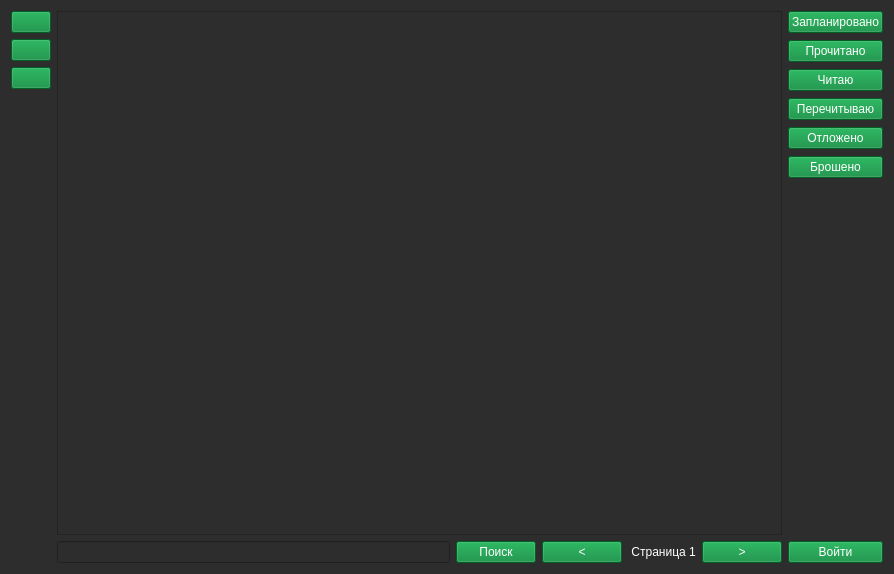
The window that form/shikimoriUI.ui (brandonzorn/Nlight) describes before a commit, drawn with Qt 5.
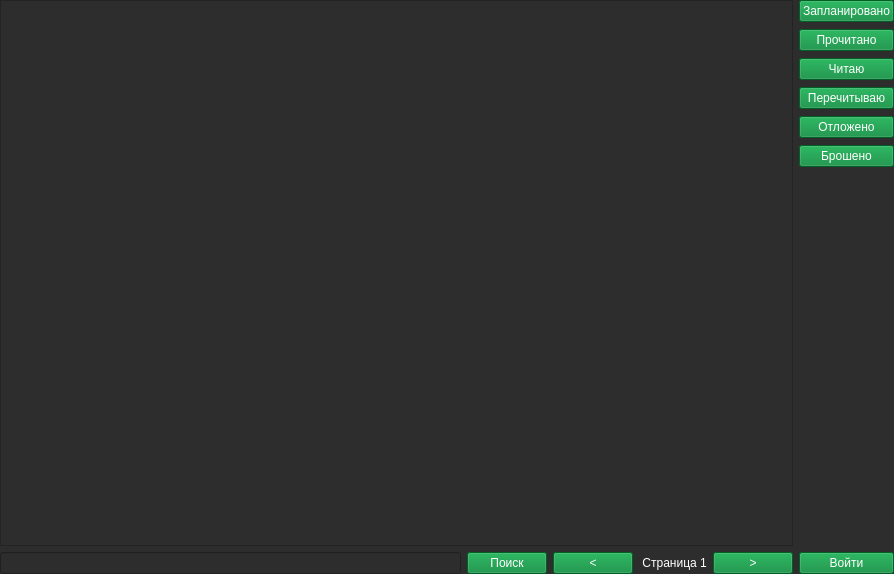
The same window after the commit. Icons and pictures are not drawn.

Commit message: updated main window

The edit to the form file:
```diff
--- a/form/shikimoriUI.ui
+++ b/form/shikimoriUI.ui
@@ -18,71 +18,18 @@
 background-color: rgb(45, 45, 45);</string>
   </property>
   <layout class="QHBoxLayout" name="horizontalLayout">
-   <item>
-    <layout class="QVBoxLayout" name="verticalLayout_2">
-     <item>
-      <widget class="QPushButton" name="btn_mylist">
-       <property name="styleSheet">
-        <string notr="true">background-color: rgb(0, 133, 52);
-color: rgb(255, 255, 255);</string>
-       </property>
-       <property name="text">
-        <string/>
-       </property>
-       <property name="icon">
-        <iconset>
-         <normalon>../images/library.png</normalon>
-        </iconset>
-       </property>
-      </widget>
-     </item>
-     <item>
-      <widget class="QPushButton" name="btn_main">
-       <property name="styleSheet">
-        <string notr="true">background-color: rgb(0, 133, 52);
-color: rgb(255, 255, 255);</string>
-       </property>
-       <property name="text">
-        <string/>
-       </property>
-       <property name="icon">
-        <iconset>
-         <normalon>../images/main.png</normalon>
-        </iconset>
-       </property>
-      </widget>
-     </item>
-     <item>
-      <widget class="QPushButton" name="btn_shikimori">
-       <property name="styleSheet">
-        <string notr="true">background-color: rgb(0, 133, 52);
-color: rgb(255, 255, 255);</string>
-       </property>
-       <property name="text">
-        <string/>
-       </property>
-       <property name="icon">
-        <iconset>
-         <normalon>../images/shikimori.png</normalon>
-        </iconset>
-       </property>
-      </widget>
-     </item>
-     <item>
-      <spacer name="verticalSpacer_2">
-       <property name="orientation">
-        <enum>Qt::Vertical</enum>
-       </property>
-       <property name="sizeHint" stdset="0">
-        <size>
-         <width>20</width>
-         <height>40</height>
-        </size>
-       </property>
-      </spacer>
-     </item>
-    </layout>
-   </item>
+   <property name="leftMargin">
+    <number>0</number>
+   </property>
+   <property name="topMargin">
+    <number>0</number>
+   </property>
+   <property name="rightMargin">
+    <number>0</number>
+   </property>
+   <property name="bottomMargin">
+    <number>0</number>
+   </property>
    <item>
     <layout class="QVBoxLayout" name="verticalLayout">
      <item>
```
The commit also changes 23 other files.
